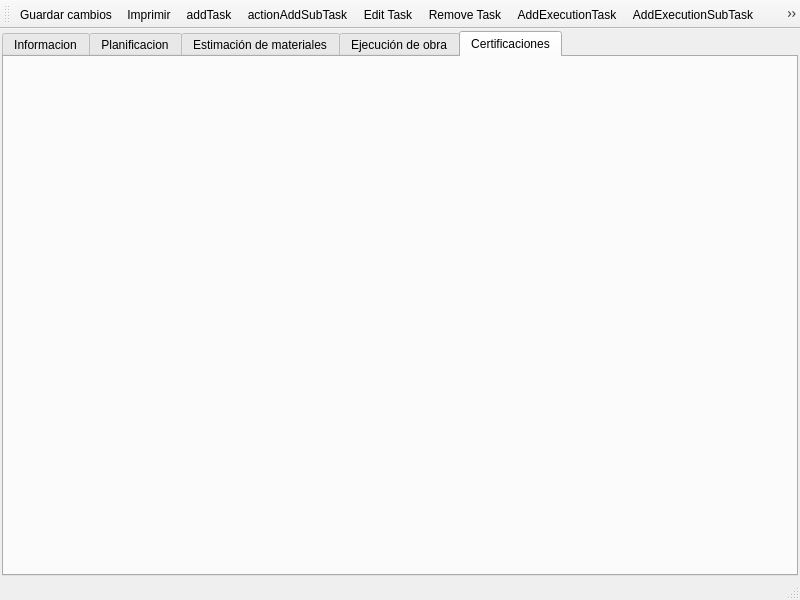
Above: mksPlanner/views/projectwindow.ui from diegowald/mksPlanner before the change. Below: the same form after it.
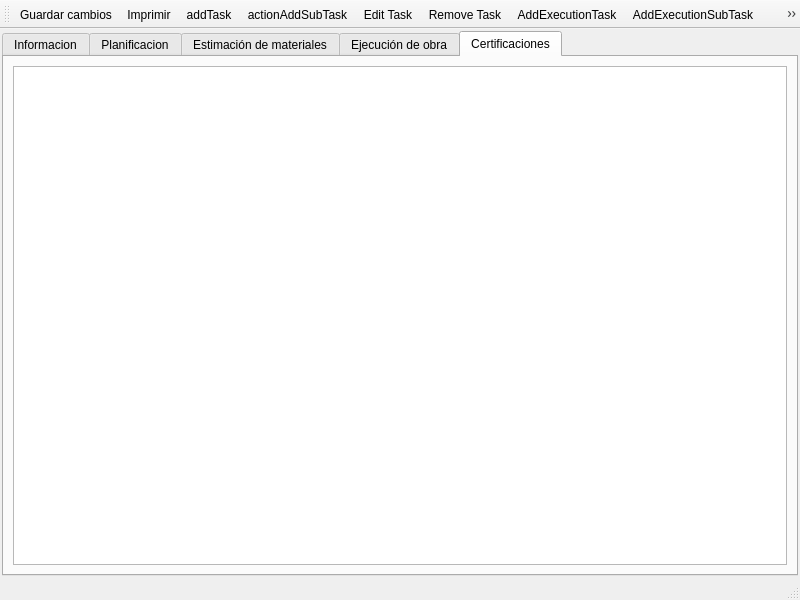
That is the form after the change. The open tabs and pages were chosen to show the change. Icons and pictures are not drawn. Custom widgets are drawn as their Qt base class.

```diff
--- a/mksPlanner/views/projectwindow.ui
+++ b/mksPlanner/views/projectwindow.ui
@@ -335,6 +335,11 @@
        <attribute name="title">
         <string>Certificaciones</string>
        </attribute>
+       <layout class="QVBoxLayout" name="verticalLayout_6">
+        <item>
+         <widget class="QTableView" name="tableView"/>
+        </item>
+       </layout>
       </widget>
      </widget>
     </item>
```
Left out of the diff: 42 changed lines with no effect on the pictures.
